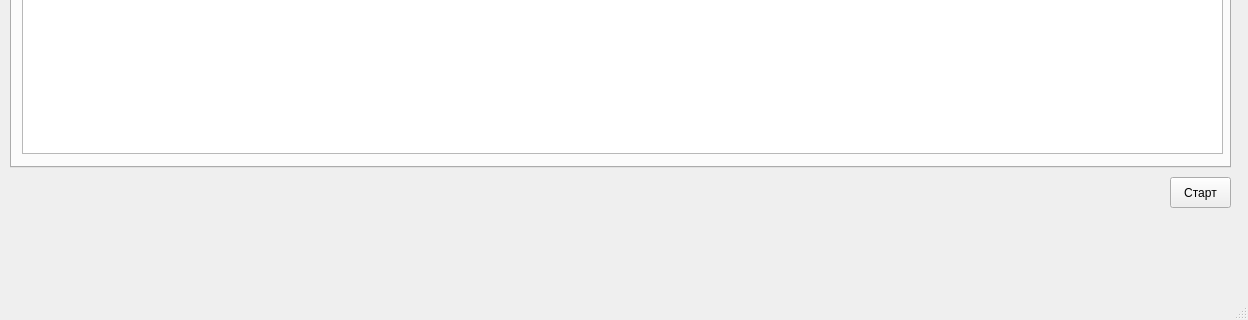
Above: src/gui/mainwindow.ui from lzlaG/k-plusplus before the change; both pictures show x 0 to 1248 and y 493 to 813 of the 1248 by 813 pixel window. Below: the same form after it.
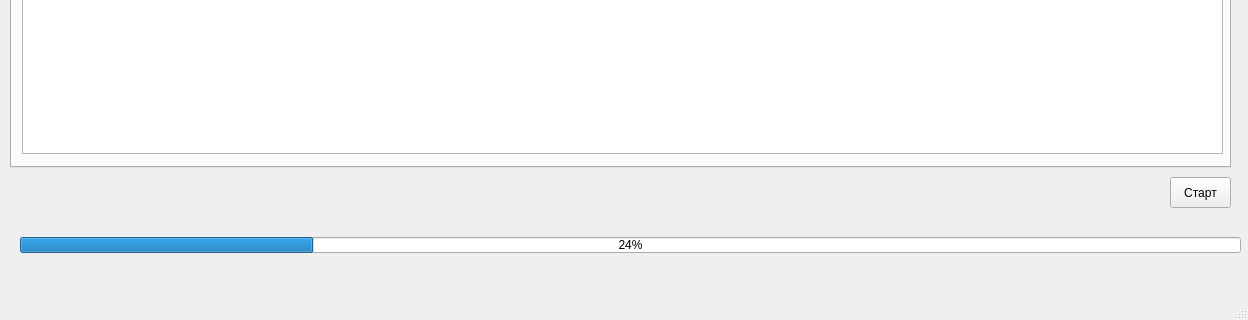
That is the form after the change.

Commit message: progress bar mvp

The edit to the form file:
```diff
--- a/src/gui/mainwindow.ui
+++ b/src/gui/mainwindow.ui
@@ -142,6 +142,19 @@
      <string>Старт</string>
     </property>
    </widget>
+   <widget class="QProgressBar" name="progressBar">
+    <property name="geometry">
+     <rect>
+      <x>20</x>
+      <y>730</y>
+      <width>1221</width>
+      <height>16</height>
+     </rect>
+    </property>
+    <property name="value">
+     <number>24</number>
+    </property>
+   </widget>
   </widget>
   <widget class="QMenuBar" name="menubar">
    <property name="geometry">
```
The commit also changes 9 other files.
